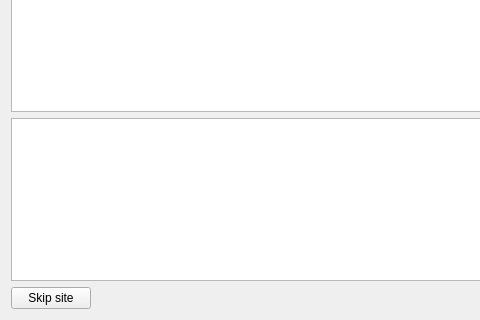
Above: src/core/gui/wadseekerinterface.ui from Destroyerrrocket/doomseeker-unofficial before the change; both pictures show x 0 to 480 and y 280 to 600 of the 800 by 600 pixel window. Below: the same form after it.
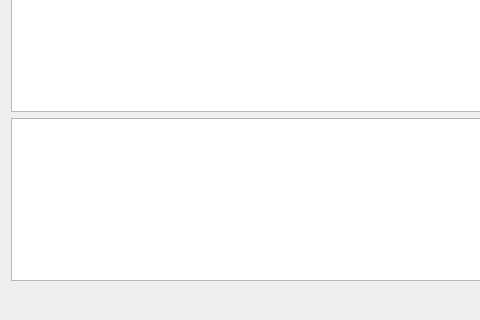
That is the form after the change. Custom widgets are drawn as their Qt base class.

Commit message: - Wadseeker did crash if IDGames clients were disabled. - Successful/Failed WADs will now receive appropriate icons in the Wadseeker's WADs table. - Removed the obsolete "Skip Site" button. - Brought back total done percentage in the Wadseeker's dialog box title bar. This doesn't account for the size of downloaded files but is an average sum of done percentage for each file.

```diff
--- a/src/core/gui/wadseekerinterface.ui
+++ b/src/core/gui/wadseekerinterface.ui
@@ -98,16 +98,6 @@
    </item>
    <item>
     <layout class="QHBoxLayout" name="horizontalLayout">
-     <item>
-      <widget class="QPushButton" name="btnSkipSite">
-       <property name="toolTip">
-        <string>Skips the current site and proceeds to the next one in the queue. You can use ENTER to active this.</string>
-       </property>
-       <property name="text">
-        <string>Skip site</string>
-       </property>
-      </widget>
-     </item>
      <item>
       <spacer name="horizontalSpacer">
        <property name="orientation">
```
The commit also changes 9 other files.
